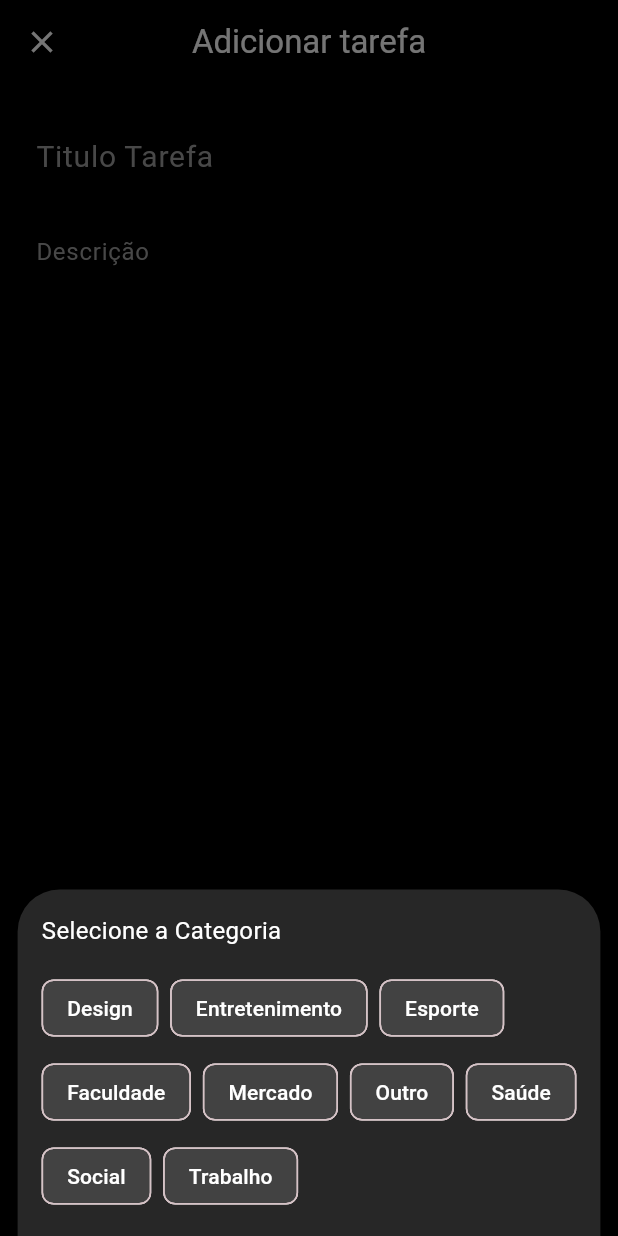
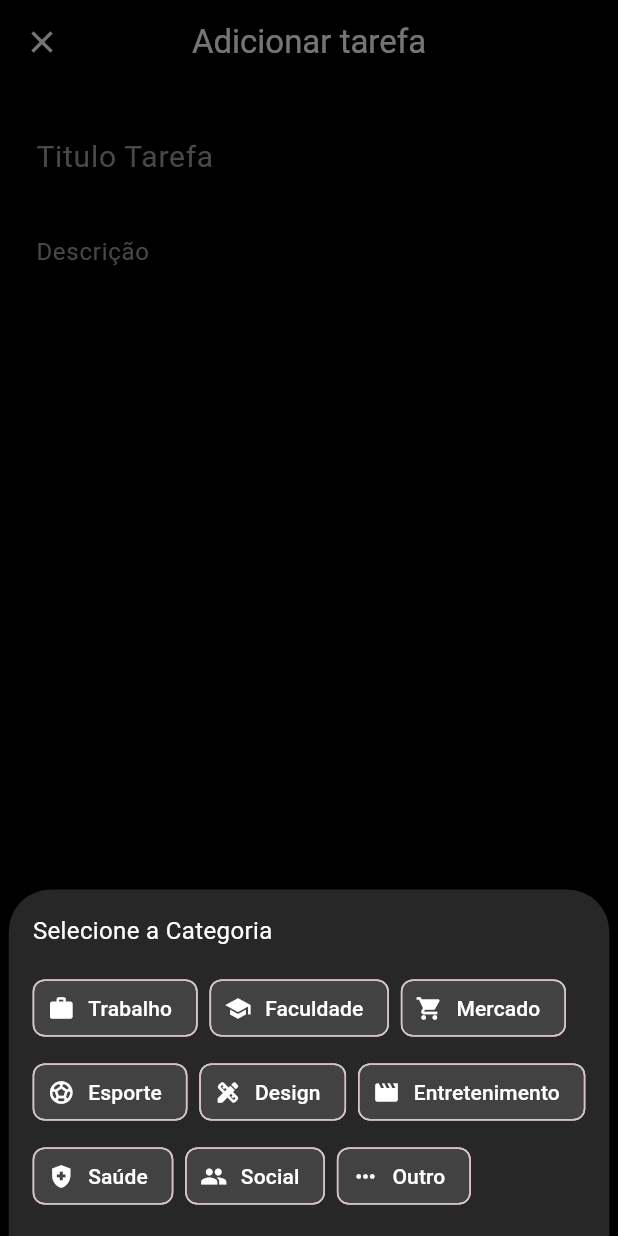
Before and after one commit to SC-Alexandre/N1_Construcao_Software, a Flutter app: the AddTaskScreen screen opened directly, after a tap on the "sell" icon, on a phone screen of 412 x 824 dp. Run offline on Flutter 3.47's test engine with Material 3 defaults, Android fonts, the phone set to English and light mode, and no system bars.

Commit message:
Entrega Final

```diff
--- a/lib/task_add_screen.dart
+++ b/lib/task_add_screen.dart
@@ -26,8 +26,6 @@ class _AddTaskScreenState extends State<AddTaskScreen> {
     super.dispose();
   }
 
-  // --- 2. FUNÇÃO PARA O SELETOR DE DATA E HORA ---
-  // A função é 'async' porque temos que 'await' (esperar) a resposta do usuario.
   Future<void> _selectDate(BuildContext context) async {
     // Primeiro, mostramos o seletor de data
     final DateTime? pickedDate = await showDatePicker(
@@ -37,7 +35,6 @@ class _AddTaskScreenState extends State<AddTaskScreen> {
       lastDate: DateTime(2040),    // Data máxima que pode ser escolhida
     );
 
-    // Se o usuario não escolher uma data (cancelar), não fazemos nada.
     if (pickedDate == null) return;
 
     // Depois, se uma data foi escolhida, mostramos o seletor de hora
@@ -47,10 +44,8 @@ class _AddTaskScreenState extends State<AddTaskScreen> {
       initialEntryMode: TimePickerEntryMode.input,
     );
 
-    // Se o usuario não escolher uma hora, não fazemos nada.
     if (pickedTime == null) return;
 
-    // Se ambos foram escolhidos, combinamos a data e a hora num único DateTime.
     final DateTime finalDateTime = DateTime(
       pickedDate.year,
       pickedDate.month,
@@ -59,14 +54,11 @@ class _AddTaskScreenState extends State<AddTaskScreen> {
       pickedTime.minute,
     );
 
-    // Usamos setState para atualizar a nossa variável de estado e reconstruir a UI
-    // para mostrar a data e hora selecionadas.
     setState(() {
       _selectedDate = finalDateTime;
     });
   }
 
-  // --- 3. FUNÇÃO PARA O SELETOR DE PRIORIDADE ---
   Future<void> _selectPriority(BuildContext context) async {
     // showModalBottomSheet para criar o painel que sobe
     final int? result = await showModalBottomSheet<int>(
@@ -92,10 +84,8 @@ class _AddTaskScreenState extends State<AddTaskScreen> {
                 itemCount: 10,
                 itemBuilder: (context, index) {
                   final priority = index + 1;
-                  // Usamos GestureDetector para tornar cada item clicável
                   return GestureDetector(
                     onTap: () {
-                      // Ao clicar, fechamos o painel e retornamos o número da prioridade
                       Navigator.pop(context, priority);
                     },
                     child: Container(
@@ -120,7 +110,6 @@ class _AddTaskScreenState extends State<AddTaskScreen> {
       },
     );
 
-    // Se o usuario selecionou uma prioridade, atualizamos o estado
     if (result != null) {
       setState(() {
         _selectedPriority = result;
@@ -128,10 +117,20 @@ class _AddTaskScreenState extends State<AddTaskScreen> {
     }
   }
 
-  // --- 4. FUNÇÃO PARA O SELETOR DE CATEGORIA ---
+  // --- FUNÇÃO DE CATEGORIA ATUALIZADA ---
   Future<void> _selectCategory(BuildContext context) async {
-    // Lista de categorias
-    final List<String> categories = ["Design", "Entretenimento", "Esporte", "Faculdade", "Mercado", "Outro", "Saúde", "Social", "Trabalho"];
+    // 1. Em vez de uma lista de Strings, usamos um Map para associar nomes a ícones.
+    final Map<String, IconData> categoriesWithIcons = {
+      'Trabalho': Icons.work,
+      'Faculdade': Icons.school,
+      'Mercado': Icons.shopping_cart,
+      'Esporte': Icons.sports_soccer,
+      'Design': Icons.design_services,
+      'Entretenimento': Icons.movie,
+      'Saúde': Icons.health_and_safety,
+      'Social': Icons.people,
+      'Outro': Icons.more_horiz,
+    };
 
     final String? result = await showModalBottomSheet<String>(
       context: context,
@@ -145,17 +144,23 @@ class _AddTaskScreenState extends State<AddTaskScreen> {
             children: [
               const Text('Selecione a Categoria', style: TextStyle(color: Colors.white, fontSize: 16)),
               const SizedBox(height: 16),
-              // Usamos Wrap para que as categorias quebrem a linha automaticamente
               Wrap(
                 spacing: 8.0,
                 runSpacing: 8.0,
-                children: categories.map((category) {
+                // 2. Mapeamos as entradas do Map em vez da lista.
+                children: categoriesWithIcons.entries.map((entry) {
+                  final categoryName = entry.key;
+                  final categoryIcon = entry.value;
+
                   return GestureDetector(
                     onTap: () {
-                      Navigator.pop(context, category);
+                      // Ao tocar, continuamos a retornar apenas o nome da categoria.
+                      Navigator.pop(context, categoryName);
                     },
                     child: Chip(
-                      label: Text(category),
+                      // 3. Usamos a propriedade 'avatar' do Chip para exibir o ícone.
+                      avatar: Icon(categoryIcon, color: Colors.white, size: 18),
+                      label: Text(categoryName),
                       backgroundColor: Colors.grey[800],
                       labelStyle: const TextStyle(color: Colors.white),
                     ),
@@ -199,20 +204,18 @@ class _AddTaskScreenState extends State<AddTaskScreen> {
         child: Column(
           crossAxisAlignment: CrossAxisAlignment.stretch,
           children: [
-            // Campo de Texto para o Título da Tarefa
             TextField(
               controller: _titleController,
               style: const TextStyle(color: Colors.white, fontSize: 20),
               decoration: const InputDecoration(
                 hintText: 'Titulo Tarefa',
                 hintStyle: TextStyle(color: Colors.grey, fontSize: 20),
-                border: InputBorder.none, // Remove a linha de baixo
+                border: InputBorder.none,
               ),
             ),
 
             const SizedBox(height: 16),
 
-            // Campo de Texto para a Descrição
             TextField(
               controller: _descriptionController,
               style: const TextStyle(color: Colors.white),
@@ -223,9 +226,8 @@ class _AddTaskScreenState extends State<AddTaskScreen> {
               ),
             ),
 
-            const Spacer(), // Empurra os itens seguintes para o fundo
+            const Spacer(),
 
-            // --- 5. EXIBIR VALORES SELECIONADOS ---
             Row(
               children: [
                 if (_selectedDate != null)
@@ -250,19 +252,18 @@ class _AddTaskScreenState extends State<AddTaskScreen> {
               ],
             ),
 
-            // Botões de Ação (Calendário, Categoria, Prioridade)
             Row(
               children: [
                 IconButton(
-                  onPressed: () => _selectDate(context), // Chama a função do seletor de data
+                  onPressed: () => _selectDate(context),
                   icon: const Icon(Icons.calendar_today, color: Colors.white),
                 ),
                 IconButton(
-                  onPressed: () => _selectCategory(context), // Chama a função do seletor de categoria
+                  onPressed: () => _selectCategory(context),
                   icon: const Icon(Icons.sell_outlined, color: Colors.white),
                 ),
                 IconButton(
-                  onPressed: () => _selectPriority(context), // Chama a função do seletor de prioridade
+                  onPressed: () => _selectPriority(context),
                   icon: const Icon(Icons.flag_outlined, color: Colors.white),
                 ),
               ],
@@ -270,13 +271,9 @@ class _AddTaskScreenState extends State<AddTaskScreen> {
           ],
         ),
       ),
-      // Botão Flutuante para criar a tarefa
       floatingActionButton: FloatingActionButton(
         onPressed: () {
-          // --- LÓGICA DE SALVAR A TAREFA ---
           if (_titleController.text.isNotEmpty) {
-
-            // novo objeto Task com os dados da tela
             final newTask = Task(
               title: _titleController.text,
               description: _descriptionController.text,
@@ -284,8 +281,6 @@ class _AddTaskScreenState extends State<AddTaskScreen> {
               priority: _selectedPriority,
               category: _selectedCategory,
             );
-
-            // Navigator.pop para FECHAR a tela e ENVIAR a 'newTask' de volta
             Navigator.of(context).pop(newTask);
           }
         },
```
